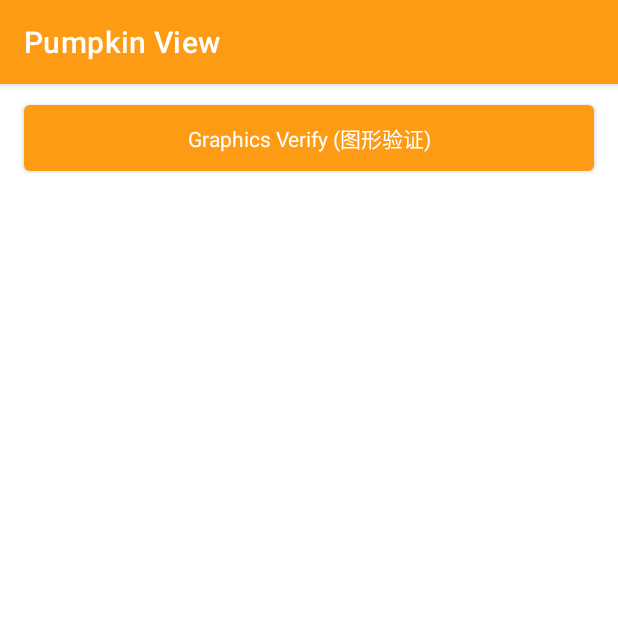
After one commit to chuwuwang/open-android-view, an Android app: the ImageActivity screen opened directly, with no data from a screen before it, on a phone screen of 412 x 824 dp, the top half of it. The commit adds this screen. Run offline under Robolectric (Android 15) with nearby library versions, the phone set to English and light mode, and no system bars.

Commit message:
feat: add graphics verify view

```diff
--- a/app/src/main/AndroidManifest.xml
+++ b/app/src/main/AndroidManifest.xml
@@ -24,6 +24,9 @@
         <activity android:name=".ui.text.TextActivity" />
         <activity android:name=".ui.text.ScrollNumberViewActivity" />
 
+        <activity android:name=".ui.image.ImageActivity" />
+        <activity android:name=".ui.image.GraphicsVerifyViewActivity" />
+
         <activity android:name=".ui.container.ContainerActivity" />
         <activity android:name=".ui.container.MarqueeLayoutActivity" />
         <activity android:name=".ui.container.FlipStereoLayoutActivity" />
@@ -34,9 +37,6 @@
         <activity
             android:name="common.ui.animation.QQDragEffectActivity"
             android:exported="false" />
-        <activity
-            android:name="common.ui.animation.GraphicsVerifyActivity"
-            android:exported="false" />
 
 
     </application>
--- a/app/src/main/java/com/cat/view/ui/animation/AnimationActivity.kt
+++ b/app/src/main/java/com/cat/view/ui/animation/AnimationActivity.kt
@@ -3,7 +3,7 @@ package com.cat.view.ui.animation
 import com.cat.view.databinding.ActivityAnimationMainBinding
 import com.cat.view.openActivity
 import com.cat.view.ui.ViewBindingActivity
-import common.ui.animation.GraphicsVerifyActivity
+import com.cat.view.ui.image.GraphicsVerifyViewActivity
 import common.ui.animation.QQDragEffectActivity
 
 class AnimationActivity : ViewBindingActivity<ActivityAnimationMainBinding>() {
@@ -15,7 +15,7 @@ class AnimationActivity : ViewBindingActivity<ActivityAnimationMainBinding>() {
     private fun initView() {
         binding.qqDragEffectBtn.setOnClickListener { openActivity<QQDragEffectActivity>() }
         binding.btnStereoBallSport.setOnClickListener { openActivity<StereoBallSportViewActivity>() }
-        binding.graphicsVerifyBtn.setOnClickListener { openActivity<GraphicsVerifyActivity>() }
+        binding.graphicsVerifyBtn.setOnClickListener { openActivity<GraphicsVerifyViewActivity>() }
     }
 
 }
--- /dev/null
+++ b/app/src/main/java/com/cat/view/ui/image/ImageActivity.kt
@@ -0,0 +1,17 @@
+package com.cat.view.ui.image
+
+import com.cat.view.databinding.ActivityImageMainBinding
+import com.cat.view.openActivity
+import com.cat.view.ui.ViewBindingActivity
+
+class ImageActivity : ViewBindingActivity<ActivityImageMainBinding>() {
+
+    override fun init() {
+        initView()
+    }
+
+    private fun initView() {
+        binding.btnGraphicsVerify.setOnClickListener { openActivity<GraphicsVerifyViewActivity>() }
+    }
+
+}
--- a/app/src/main/res/layout/activity_container_marquee_layout.xml
+++ b/app/src/main/res/layout/activity_container_marquee_layout.xml
@@ -18,6 +18,7 @@
         <TextView
             android:layout_width="wrap_content"
             android:layout_height="wrap_content"
+            android:layout_gravity="center"
             android:text="Hello" />
 
     </com.cat.view.customize.container.MarqueeLayout>
--- a/app/src/main/res/layout/activity_touch_graphics_verify.xml
+++ b/app/src/main/res/layout/activity_image_graphics_verify_view.xml
@@ -3,7 +3,7 @@
     android:layout_width="match_parent"
     android:layout_height="match_parent">
 
-    <com.cat.view.touch.GraphicsVerifyView
+    <com.cat.view.customize.image.GraphicsVerifyView
         android:layout_width="match_parent"
         android:layout_height="wrap_content" />
 
--- /dev/null
+++ b/app/src/main/res/layout/activity_image_main.xml
@@ -0,0 +1,20 @@
+<?xml version="1.0" encoding="utf-8"?>
+<androidx.appcompat.widget.LinearLayoutCompat xmlns:android="http://schemas.android.com/apk/res/android"
+    android:layout_width="match_parent"
+    android:layout_height="match_parent"
+    android:orientation="vertical">
+
+    <com.google.android.material.button.MaterialButton
+        android:id="@+id/btn_graphics_verify"
+        android:layout_width="match_parent"
+        android:layout_height="56dp"
+        android:layout_marginStart="16dp"
+        android:layout_marginTop="8dp"
+        android:layout_marginEnd="16dp"
+        android:gravity="center"
+        android:text="Graphics Verify (图形验证)"
+        android:textAppearance="?android:attr/textAppearance"
+        android:textColor="@android:color/white"
+        android:textSize="14sp" />
+
+</androidx.appcompat.widget.LinearLayoutCompat>
```
Also changed, not shown: app/src/main/java/com/cat/view/customize/image/GraphicsVerifyView.kt (renamed from app/src/main/java/com/cat/view/touch/GraphicsVerifyView.kt, +4 -9 lines), app/src/main/java/com/cat/view/ui/MainActivity.kt (+7 -2 lines), app/src/main/java/com/cat/view/ui/container/FlipStereoLayoutActivity.kt (+4 -4 lines), app/src/main/java/com/cat/view/ui/image/GraphicsVerifyViewActivity.kt (added, +12 -0 lines), app/src/main/java/common/ui/animation/GraphicsVerifyActivity.kt (deleted, +0 -16 lines), app/src/main/res/drawable-xxhdpi/ic_start_up_animation.JPG (added), 8 other files.
